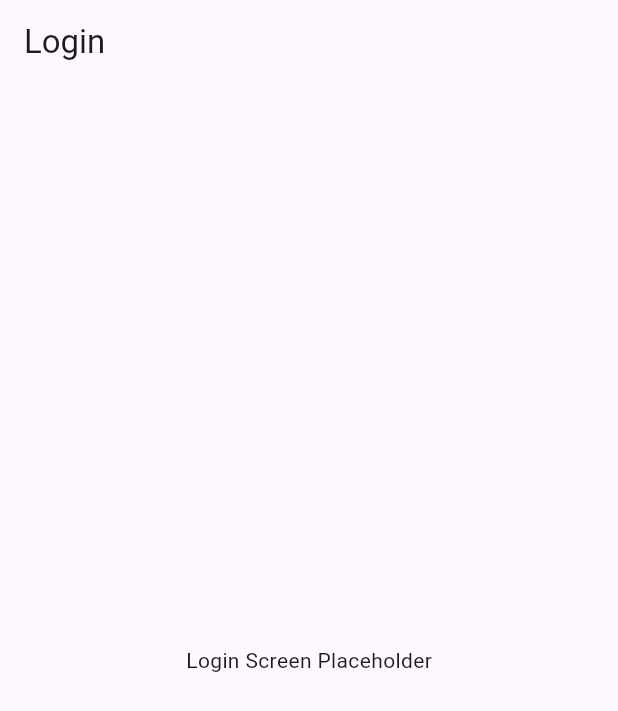
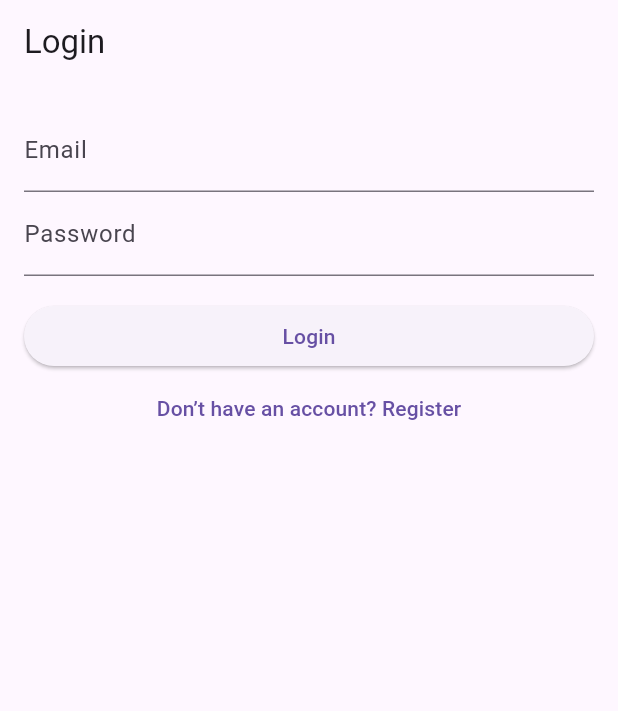
Before and after one commit to meoz23/MAD4, a Flutter app: the screen it shows after launch, on a phone screen of 412 x 824 dp. Shown: the top 711 px of the screen. Run offline on Flutter 3.47's test engine with Material 3 defaults, Android fonts, the phone set to English and light mode, and no system bars; our stand-ins replace cloud_firestore, firebase_auth, firebase_core; accounts and stored records are empty.

Commit message:
Update login_screen.dart to be more fleshed out

```diff
--- a/lib/screens/login_screen.dart
+++ b/lib/screens/login_screen.dart
@@ -1,13 +1,88 @@
 import 'package:flutter/material.dart';
+import '../services/auth_service.dart';
+import 'home_screen.dart';
+import 'register_screen.dart';
 
-class LoginScreen extends StatelessWidget {
+class LoginScreen extends StatefulWidget {
   const LoginScreen({super.key});
+
+  @override
+  State<LoginScreen> createState() => _LoginScreenState();
+}
+
+class _LoginScreenState extends State<LoginScreen> {
+  final _formKey = GlobalKey<FormState>();
+  final AuthService _auth = AuthService();
+  final _email = TextEditingController();
+  final _password = TextEditingController();
+
+  String? _error;
+
+  @override
+  void dispose() {
+    _email.dispose();
+    _password.dispose();
+    super.dispose();
+  }
+
+  Future<void> _login() async {
+    if (_formKey.currentState!.validate()) {
+      final message = await _auth.login(
+        email: _email.text.trim(),
+        password: _password.text,
+      );
+      if (message == null) {
+        Navigator.pushReplacement(context,
+            MaterialPageRoute(builder: (_) => const HomeScreen()));
+      } else {
+        setState(() => _error = message);
+      }
+    }
+  }
 
   @override
   Widget build(BuildContext context) {
     return Scaffold(
       appBar: AppBar(title: const Text('Login')),
-      body: const Center(child: Text('Login Screen Placeholder')),
+      body: Padding(
+        padding: const EdgeInsets.all(16),
+        child: Form(
+          key: _formKey,
+          child: ListView(
+            children: [
+              TextFormField(
+                controller: _email,
+                decoration: const InputDecoration(labelText: 'Email'),
+                validator: (val) => val!.isEmpty ? 'Enter email' : null,
+              ),
+              TextFormField(
+                controller: _password,
+                decoration: const InputDecoration(labelText: 'Password'),
+                obscureText: true,
+                validator: (val) =>
+                    val!.length < 6 ? 'Minimum 6 characters' : null,
+              ),
+              const SizedBox(height: 16),
+              ElevatedButton(
+                onPressed: _login,
+                child: const Text('Login'),
+              ),
+              if (_error != null)
+                Padding(
+                  padding: const EdgeInsets.only(top: 12),
+                  child: Text(_error!, style: const TextStyle(color: Colors.red)),
+                ),
+              TextButton(
+                onPressed: () {
+                  Navigator.pushReplacement(context,
+                      MaterialPageRoute(builder: (_) => const RegisterScreen()));
+                },
+                child: const Text('Don’t have an account? Register'),
+              ),
+            ],
+          ),
+        ),
+      ),
     );
   }
 }
```
